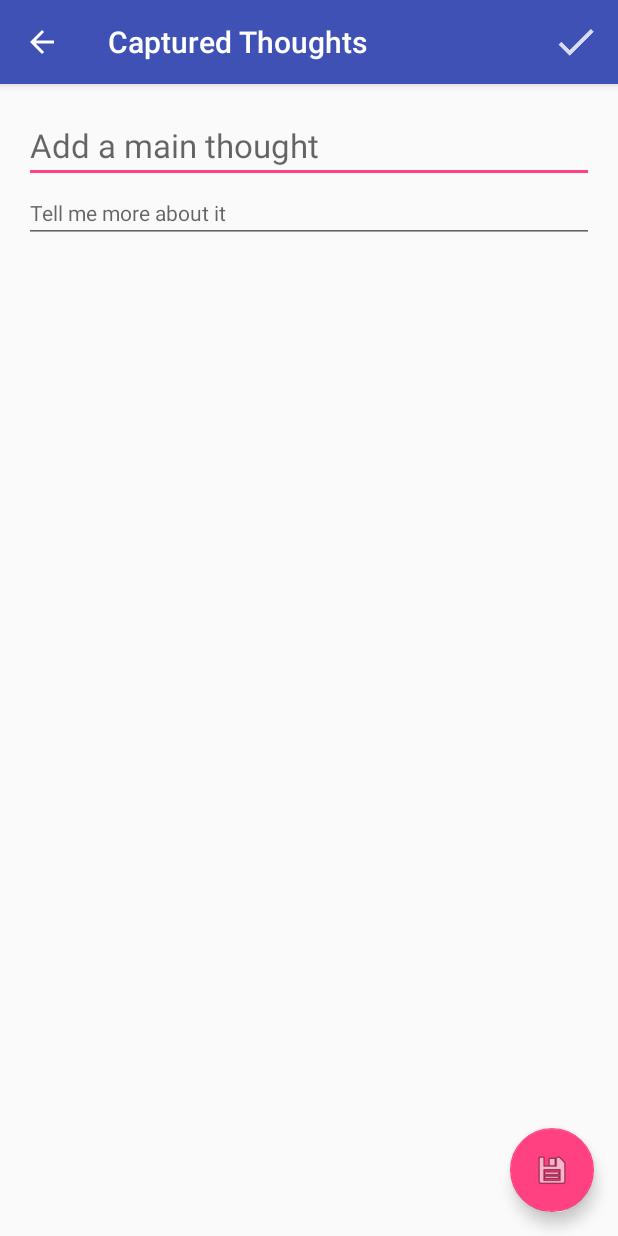
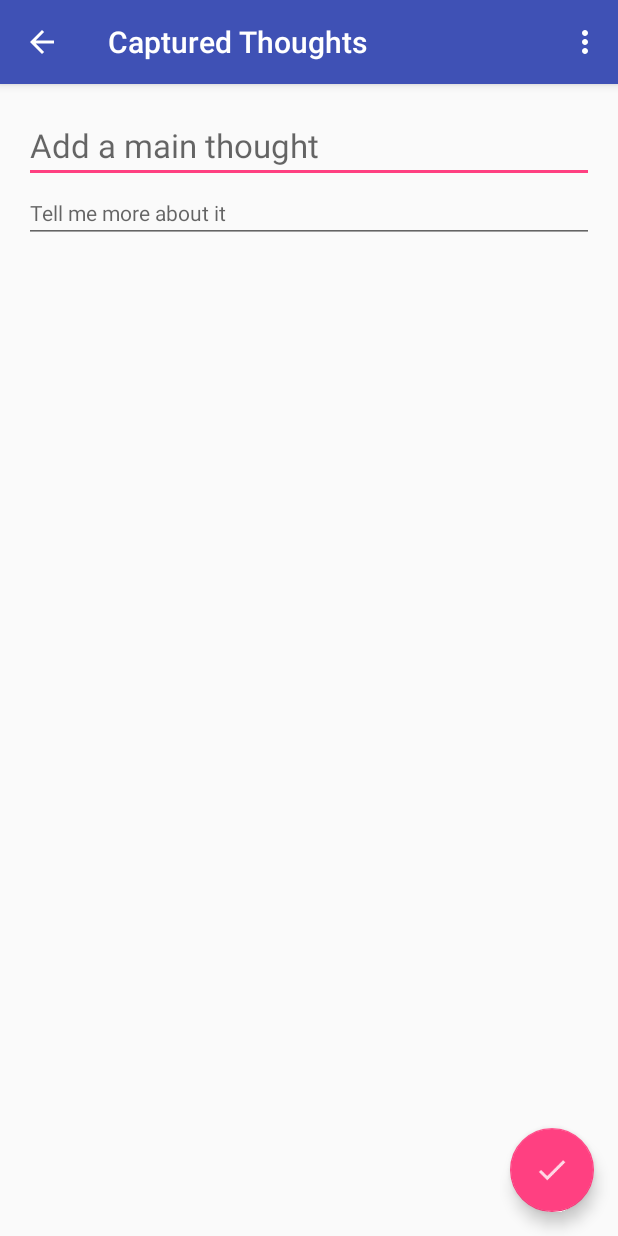
Before and after one commit to mobiRic/alc_journal, an Android app: the screen it shows after launch once a user with an empty profile is signed in (DetailActivity), after a tap on an icon or button, on a phone screen of 412 x 824 dp. Run offline under Robolectric (Android 15) with nearby library versions, the phone set to English and light mode, and no system bars; our stand-ins replace Firebase (no records; nobody signed in at launch, a user with empty details on screens opened directly), Room's generated code; libraries missing offline, so code that uses them is left out: com.firebase.ui; pictures from the network do not load.

Commit message:
Delete journal from Detail screen

```diff
--- a/app/src/main/java/mobi/glowworm/journal/ui/ABaseActivity.java
+++ b/app/src/main/java/mobi/glowworm/journal/ui/ABaseActivity.java
@@ -1,8 +1,13 @@
 package mobi.glowworm.journal.ui;
 
 import android.app.Activity;
+import android.app.AlertDialog;
+import android.content.DialogInterface;
 import android.content.Intent;
+import android.support.annotation.DrawableRes;
 import android.support.annotation.NonNull;
+import android.support.annotation.Nullable;
+import android.support.annotation.StringRes;
 import android.support.v7.app.AppCompatActivity;
 
 import com.firebase.ui.auth.AuthUI;
@@ -11,6 +16,7 @@ import com.google.android.gms.tasks.Task;
 import com.google.firebase.auth.FirebaseAuth;
 import com.google.firebase.auth.FirebaseUser;
 
+import mobi.glowworm.journal.R;
 import mobi.glowworm.journal.data.Db;
 import mobi.glowworm.journal.data.JournalDao;
 import mobi.glowworm.journal.ui.signin.SignInActivity;
@@ -29,6 +35,9 @@ public class ABaseActivity extends AppCompatActivity {
      */
     public static final String USER_NOT_SIGNED_IN = "";
 
+    @Nullable
+    private AlertDialog dialog;
+
     @NonNull
     protected Db getDatabase() {
         return Db.getInstance(this);
@@ -46,6 +55,15 @@ public class ABaseActivity extends AppCompatActivity {
         // ensure only logged in users can access journals
         if (isSignInRequired() && !isUserSignedIn()) {
             signOut();
+        }
+    }
+
+    @Override
+    protected void onStop() {
+        super.onStop();
+
+        if (dialog != null) {
+            dialog.dismiss();
         }
     }
 
@@ -140,4 +158,25 @@ public class ABaseActivity extends AppCompatActivity {
         i.setFlags(Intent.FLAG_ACTIVITY_NEW_TASK | Intent.FLAG_ACTIVITY_CLEAR_TASK);
         launchAndFinish(i);
     }
+
+    protected void alert(@StringRes final int title, @StringRes final int message, @DrawableRes final int icon,
+                         @StringRes final int positiveBtn, @Nullable final DialogInterface.OnClickListener positiveListener,
+                         @StringRes final int negativeBtn, @Nullable final DialogInterface.OnClickListener negativeListener) {
+        if (dialog != null) {
+            dialog.dismiss();
+        }
+
+        runOnUiThread(new Runnable() {
+            @Override
+            public void run() {
+                AlertDialog.Builder builder = new AlertDialog.Builder(ABaseActivity.this, R.style.Theme_AppCompat_Light_Dialog_Alert);
+                builder.setTitle(title);
+                builder.setIcon(icon);
+                builder.setPositiveButton(positiveBtn, positiveListener);
+                builder.setNegativeButton(negativeBtn, negativeListener);
+                builder.setMessage(message);
+                dialog = builder.show();
+            }
+        });
+    }
 }
--- a/app/src/main/res/layout/activity_detail.xml
+++ b/app/src/main/res/layout/activity_detail.xml
@@ -60,6 +60,6 @@
         android:layout_height="wrap_content"
         android:layout_gravity="bottom|end"
         android:layout_margin="@dimen/fab_margin"
-        app:srcCompat="@android:drawable/ic_menu_save"/>
+        app:srcCompat="@drawable/ic_action_done_editing"/>
 
 </android.support.design.widget.CoordinatorLayout>
--- a/app/src/main/res/menu/detail_menu.xml
+++ b/app/src/main/res/menu/detail_menu.xml
@@ -3,8 +3,7 @@
     xmlns:app="http://schemas.android.com/apk/res-auto">
 
     <item
-        android:id="@+id/action_done_editing"
-        android:icon="@drawable/ic_action_done_editing"
-        android:title="@string/action_done_editing"
-        app:showAsAction="always"/>
+        android:id="@+id/action_delete"
+        android:title="@string/action_delete"
+        app:showAsAction="never"/>
 </menu>
--- a/app/src/main/res/values/strings.xml
+++ b/app/src/main/res/values/strings.xml
@@ -6,7 +6,14 @@
     <string name="action_sign_out">Sign Out</string>
     <string name="action_about">About Ijenali</string>
     <string name="action_done_editing">Done</string>
+    <string name="action_delete">Delete</string>
     <string name="action_settings">Settings</string>
+
+    <!--Alerts-->
+    <string name="alert_delete_journal_title">Delete Entry?</string>
+    <string name="alert_delete_journal_message">Are you sure you would like to delete this thought?\n\nIt will be gone forever…</string>
+    <string name="alert_delete_journal_btn_positive">Delete Entry</string>
+    <string name="alert_delete_journal_btn_negative">@android:string/no</string>
 
     <!--Navigation Drawer-->
     <string name="navigation_drawer_open">Open navigation drawer</string>
```
Also changed, not shown: app/src/main/java/mobi/glowworm/journal/ui/details/DetailActivity.java (+70 -13 lines).
